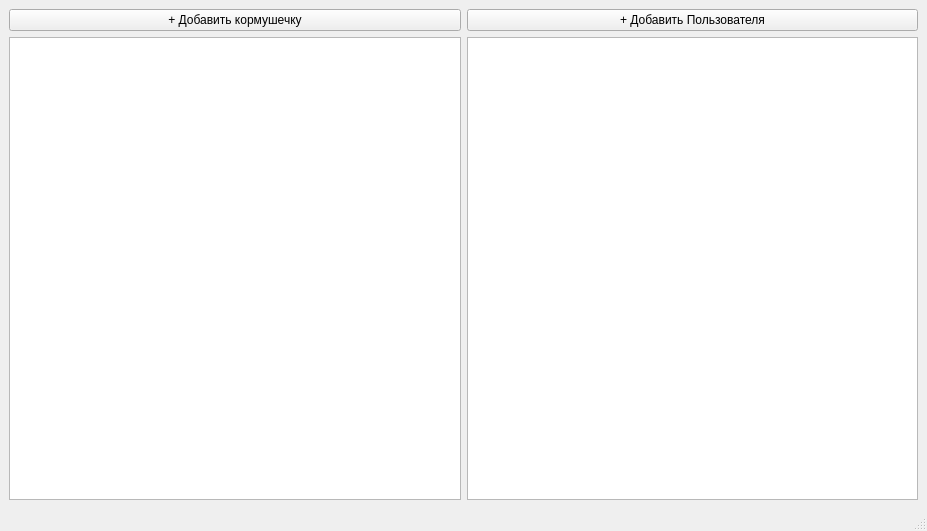
Qt form adminwindow.ui (DNDK/kormushk) before a commit.
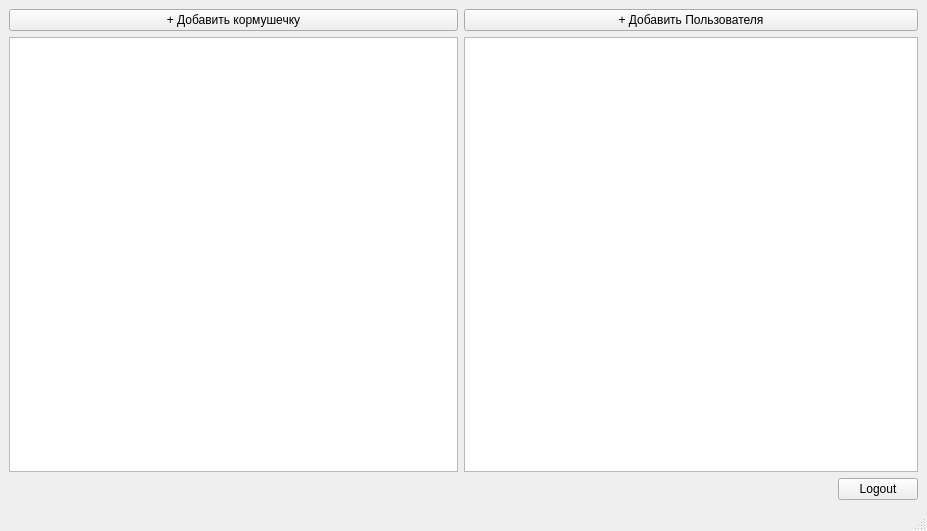
The same form after that commit.

What changed in the file:
```diff
--- a/adminwindow.ui
+++ b/adminwindow.ui
@@ -15,13 +15,6 @@
   </property>
   <widget class="QWidget" name="centralwidget">
    <layout class="QGridLayout" name="gridLayout">
-    <item row="0" column="1">
-     <widget class="QPushButton" name="pushButton_2">
-      <property name="text">
-       <string>+ Добавить Пользователя</string>
-      </property>
-     </widget>
-    </item>
     <item row="0" column="0">
      <widget class="QPushButton" name="pushButton">
       <property name="text">
@@ -32,9 +25,40 @@
     <item row="1" column="0">
      <widget class="QTableWidget" name="tableWidget"/>
     </item>
-    <item row="1" column="1">
+    <item row="1" column="1" colspan="2">
      <widget class="QTableWidget" name="tableWidget_2"/>
     </item>
+    <item row="2" column="2">
+     <layout class="QHBoxLayout" name="horizontalLayout">
+      <item>
+       <spacer name="horizontalSpacer">
+        <property name="orientation">
+         <enum>Qt::Horizontal</enum>
+        </property>
+        <property name="sizeHint" stdset="0">
+         <size>
+          <width>40</width>
+          <height>20</height>
+         </size>
+        </property>
+       </spacer>
+      </item>
+      <item>
+       <widget class="QPushButton" name="LogoutButton">
+        <property name="text">
+         <string>Logout</string>
+        </property>
+       </widget>
+      </item>
+     </layout>
+    </item>
+    <item row="0" column="1" colspan="2">
+     <widget class="QPushButton" name="pushButton_2">
+      <property name="text">
+       <string>+ Добавить Пользователя</string>
+      </property>
+     </widget>
+    </item>
    </layout>
   </widget>
   <widget class="QMenuBar" name="menubar">
```
Left out of the diff: 2 changed lines with no effect on the pictures.
